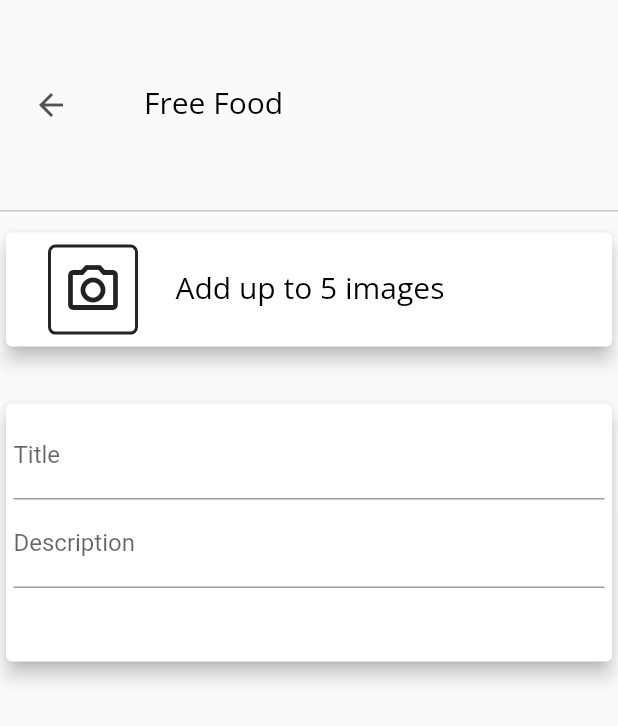
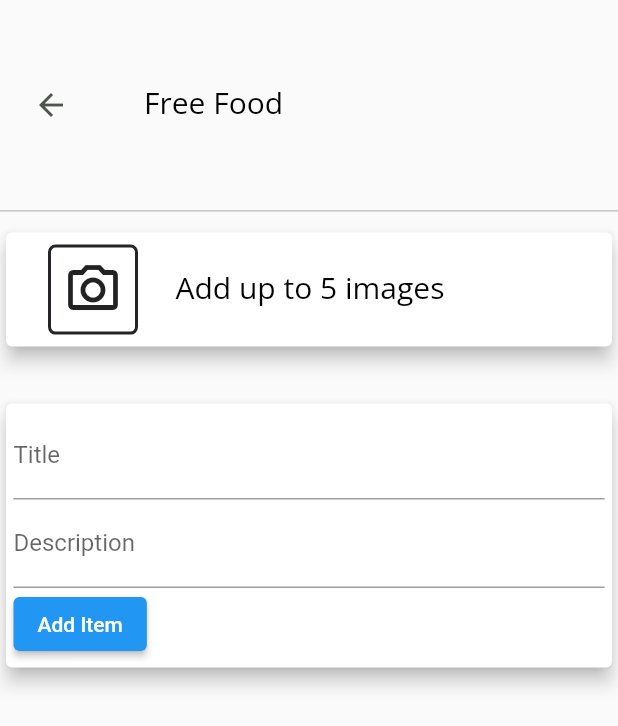
Before and after one commit to Cura-waste-management-app/Frontend, a Flutter app: the AddListing screen opened by its route, on a phone screen of 412 x 824 dp. Shown: the top 726 px of the screen. Run offline on Flutter 3.47's test engine with Material 2 defaults, Android fonts, the phone set to English and light mode, and no system bars; our stand-ins replace firebase_auth, firebase_core, geolocator, google_fonts, google_nav_bar, pinput; accounts and stored records are empty.

Commit message:
add item input display working

```diff
--- a/lib/features/addlisting/add_screen.dart
+++ b/lib/features/addlisting/add_screen.dart
@@ -1,20 +1,37 @@
+import 'package:flutter/material.dart';
 import 'package:cura_frontend/features/addlisting/widgets/add_image.dart';
+import 'package:cura_frontend/features/addlisting/widgets/title_description.dart';
 import 'package:cura_frontend/features/addlisting/widgets/top_navigation_bar.dart';
-import 'package:flutter/material.dart';
+import '../../models/display_item.dart';
+import '../home/home_listing.dart';
 
-class AddListing extends StatelessWidget {
-  const AddListing({super.key});
+class AddListing extends StatefulWidget {
+
    static const routeName = '/add-screen';
 
   @override
+  State<AddListing> createState() => _AddListingState();
+}
+
+class _AddListingState extends State<AddListing> {
+   void addNewItem(String title, String desc){
+    final newItem = DisplayItem(id: DateTime.now().toString(), title: title, description: desc, imagePath : "assets/images/chair.jpg", rating: 0, views: 0, likes: 0, status: "Pending", timeAdded: DateTime.now().toString() );
+    print(newItem.title);
+      print(newItem.description);
+      Navigator.pushNamed(context, HomeListing.routeName);
+
+   }
+
+  @override
   Widget build(BuildContext context) {
+
     // ignore: avoid_unnecessary_containers
     // ignore: prefer_const_constructors
     return Scaffold(
       body: Column(
         // ignore: prefer_const_literals_to_create_immutables
         children: <Widget>[
-          const TopNavigationBar(),
+          TopNavigationBar(),
 
           // ignore: avoid_unnecessary_containers
           Container(
@@ -25,7 +42,8 @@ class AddListing extends StatelessWidget {
               thickness: 1,
             ),
           ),
-          const AddImage(),
+          AddImage(),
+          TitlteDescription(addNewItem),
         ],
       ),
     );
--- a/lib/features/addlisting/widgets/add_image.dart
+++ b/lib/features/addlisting/widgets/add_image.dart
@@ -3,7 +3,7 @@ import 'package:flutter/material.dart';
 import 'package:google_fonts/google_fonts.dart';
 
 class AddImage extends StatelessWidget {
-  const AddImage({super.key});
+
 
   @override
   Widget build(BuildContext context) {
@@ -61,7 +61,7 @@ class AddImage extends StatelessWidget {
                 ),
               )),
         ),
-        const TitlteDescription(),
+
       ],
     );
   }
--- a/lib/features/addlisting/widgets/title_description.dart
+++ b/lib/features/addlisting/widgets/title_description.dart
@@ -1,40 +1,77 @@
 
 import 'package:flutter/material.dart';
+import '../../home/home_listing.dart';
 
-class TitlteDescription extends StatelessWidget {
-  const TitlteDescription({
-    Key? key,
-  }) : super(key: key);
+class TitlteDescription extends StatefulWidget {
+  Function addNewItem;
+  TitlteDescription(this.addNewItem);
+
+  @override
+  State<TitlteDescription> createState() => _TitlteDescriptionState();
+}
+
+class _TitlteDescriptionState extends State<TitlteDescription> {
+  final titleController = TextEditingController();
+
+  final descController = TextEditingController();
+
+  void submitData(){
+    final enteredTitle = titleController.text;
+    final enteredDesc = descController.text;
+
+    if(enteredTitle.isEmpty || enteredDesc.isEmpty){
+      return ;
+    }
+
+    widget.addNewItem(enteredTitle,enteredDesc);
+    // Navigator.of(context).pop();
+    // Navigator.pushNamed(context, HomeListing.routeName);
+
+  }
 
   @override
   Widget build(BuildContext context) {
-    return Container(
-      margin: const EdgeInsets.symmetric(
+    return SingleChildScrollView(
+      child: Container(
+        margin: EdgeInsets.symmetric(
           vertical: 10,
         ),
-      padding: const EdgeInsets.symmetric(
+        padding: EdgeInsets.symmetric(
           vertical: 10,
         ),
-      height: 200,
+        // height: 300,
         child: Card(
             elevation: 5,
             child: Container(
-            padding: const EdgeInsets.all(5),
+              padding: EdgeInsets.all(5),
               child: Column(
-              children: const <Widget>[
+                crossAxisAlignment: CrossAxisAlignment.start,
+                children: <Widget>[
                   TextField(
                     decoration: InputDecoration(
                       labelText: 'Title',
                     ),
+                    controller: titleController,
+                    onSubmitted: (_) => submitData(),
                   ),
                   TextField(
                     decoration: InputDecoration(
                       labelText: 'Description',
                     ),
+                    controller: descController,
+                    onSubmitted: (_) => submitData(),
+                  ),
+                  ElevatedButton(
+                    child: Text("Add Item"),
+                    style: ButtonStyle(
+                      foregroundColor: MaterialStateProperty.all(Colors.white),
+                    ),
+                    onPressed: submitData,
                   ),
                 ],
               ),
             )),
+      ),
     );
   }
 }
--- a/lib/features/home/home_listing.dart
+++ b/lib/features/home/home_listing.dart
@@ -3,7 +3,14 @@ import 'package:cura_frontend/features/addlisting/add_screen.dart';
 import 'package:flutter/material.dart';
 import '../../models/display_item.dart';
 
-class HomeListing extends StatelessWidget {
+class HomeListing extends StatefulWidget {
+  static const routeName = '/home-listing-screen';
+
+  @override
+  State<HomeListing> createState() => _HomeListingState();
+}
+
+class _HomeListingState extends State<HomeListing> {
   final List<DisplayItem> displayItems = [
     DisplayItem(
       id: 'i1',
@@ -29,10 +36,6 @@ class HomeListing extends StatelessWidget {
       timeAdded: 'Just Now',
     ),
   ];
-
-  static const routeName = '/home-listing-screen';
-
-  HomeListing({super.key});
 
   @override
   Widget build(BuildContext context) {
@@ -124,7 +127,9 @@ class HomeListing extends StatelessWidget {
       floatingActionButton: FloatingActionButton(
               child: Icon(Icons.add),
               onPressed: () {
-              Navigator.pushNamed(context, AddListing.routeName);
+              Navigator.pushNamed(context, AddListing.routeName,
+
+              );
             },
             backgroundColor: Colors.black,
             ),
--- a/lib/router.dart
+++ b/lib/router.dart
@@ -15,7 +15,7 @@ Route<dynamic> generateRoute(RouteSettings settings) {
   switch (settings.name) {
     case AddListing.routeName:
       return MaterialPageRoute(builder: (ctx) {
-        return const AddListing();
+        return  AddListing();
       });
 
     case HomeListing.routeName:
```
Lines whose indentation alone changed are shown as unchanged.
